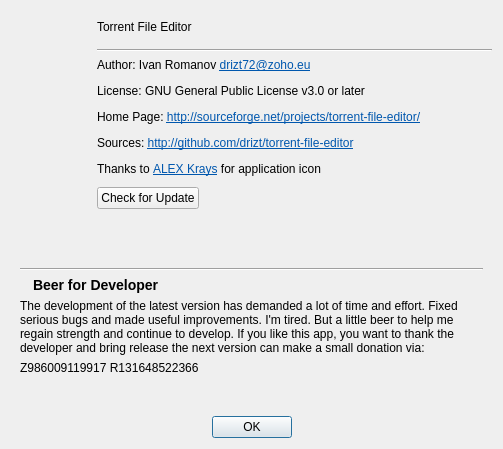
Before: the Qt Designer form aboutdlg.ui in torrent-file-editor/torrent-file-editor, drawn with Qt 5.
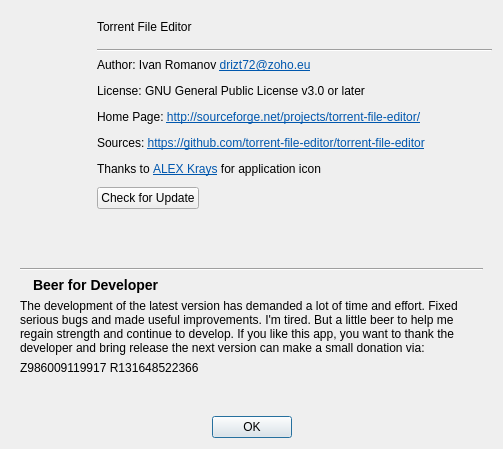
After: the same form once the commit is applied. Icons and pictures are not drawn.

Commit message: Update sources link

The edit to the form file:
```diff
--- a/aboutdlg.ui
+++ b/aboutdlg.ui
@@ -181,7 +181,7 @@
    <item row="2" column="1">
     <widget class="QLabel" name="label_2">
      <property name="text">
-      <string>&lt;html&gt;&lt;head/&gt;&lt;body&gt;&lt;p&gt;Author: Ivan Romanov &lt;a href=&quot;mailto:drizt72@zoho.eu&quot;&gt;&lt;span style=&quot; text-decoration: underline; color:#0057ae;&quot;&gt;drizt72@zoho.eu&lt;/span&gt;&lt;/a&gt;&lt;/p&gt;&lt;p&gt;License: GNU General Public License v3.0 or later&lt;/p&gt;&lt;p&gt;Home Page: &lt;a href=&quot;http://sourceforge.net/projects/torrent-file-editor/&quot;&gt;&lt;span style=&quot; text-decoration: underline; color:#0057ae;&quot;&gt;http://sourceforge.net/projects/torrent-file-editor/&lt;/span&gt;&lt;/a&gt;&lt;/p&gt;&lt;p&gt;Sources: &lt;a href=&quot;http://github.com/drizt/torrent-file-editor&quot;&gt;&lt;span style=&quot; text-decoration: underline; color:#0057ae;&quot;&gt;http://github.com/drizt/torrent-file-editor&lt;/span&gt;&lt;/a&gt;&lt;/p&gt;&lt;p&gt;Thanks to &lt;a href=&quot;http://rutracker.org/forum/profile.php?mode=viewprofile&amp;amp;u=8465051&quot;&gt;&lt;span style=&quot; text-decoration: underline; color:#0057ae;&quot;&gt;ALEX Krays&lt;/span&gt;&lt;/a&gt; for application icon&lt;/p&gt;&lt;/body&gt;&lt;/html&gt;</string>
+      <string>&lt;html&gt;&lt;head/&gt;&lt;body&gt;&lt;p&gt;Author: Ivan Romanov &lt;a href=&quot;mailto:drizt72@zoho.eu&quot;&gt;&lt;span style=&quot; text-decoration: underline; color:#0057ae;&quot;&gt;drizt72@zoho.eu&lt;/span&gt;&lt;/a&gt;&lt;/p&gt;&lt;p&gt;License: GNU General Public License v3.0 or later&lt;/p&gt;&lt;p&gt;Home Page: &lt;a href=&quot;http://sourceforge.net/projects/torrent-file-editor/&quot;&gt;&lt;span style=&quot; text-decoration: underline; color:#0057ae;&quot;&gt;http://sourceforge.net/projects/torrent-file-editor/&lt;/span&gt;&lt;/a&gt;&lt;/p&gt;&lt;p&gt;Sources: &lt;a href=&quot;https://github.com/torrent-file-editor/torrent-file-editor&quot;&gt;&lt;span style=&quot; text-decoration: underline; color:#0057ae;&quot;&gt;https://github.com/torrent-file-editor/torrent-file-editor&lt;/span&gt;&lt;/a&gt;&lt;/p&gt;&lt;p&gt;Thanks to &lt;a href=&quot;http://rutracker.org/forum/profile.php?mode=viewprofile&amp;amp;u=8465051&quot;&gt;&lt;span style=&quot; text-decoration: underline; color:#0057ae;&quot;&gt;ALEX Krays&lt;/span&gt;&lt;/a&gt; for application icon&lt;/p&gt;&lt;/body&gt;&lt;/html&gt;</string>
      </property>
      <property name="openExternalLinks">
       <bool>true</bool>
```
The commit also changes 25 other files.
